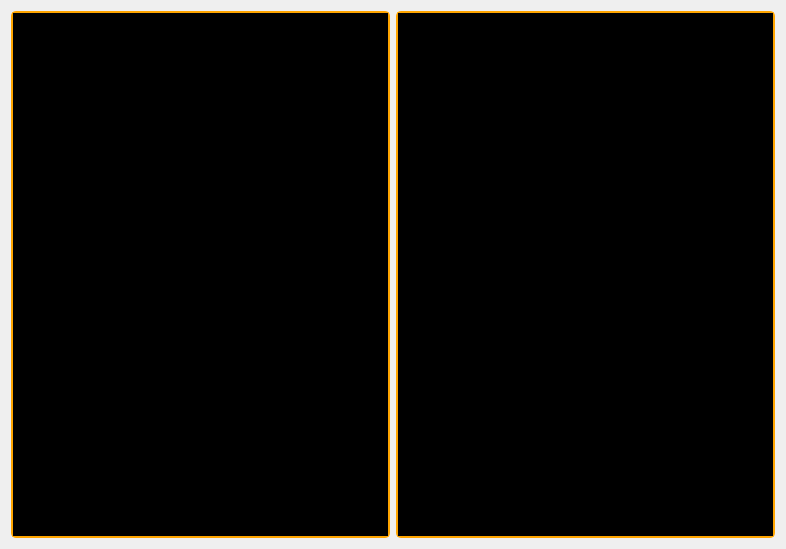
Qt form client/ui/editor.ui (Nicoezg/Duck-Game-Remake) before a commit.
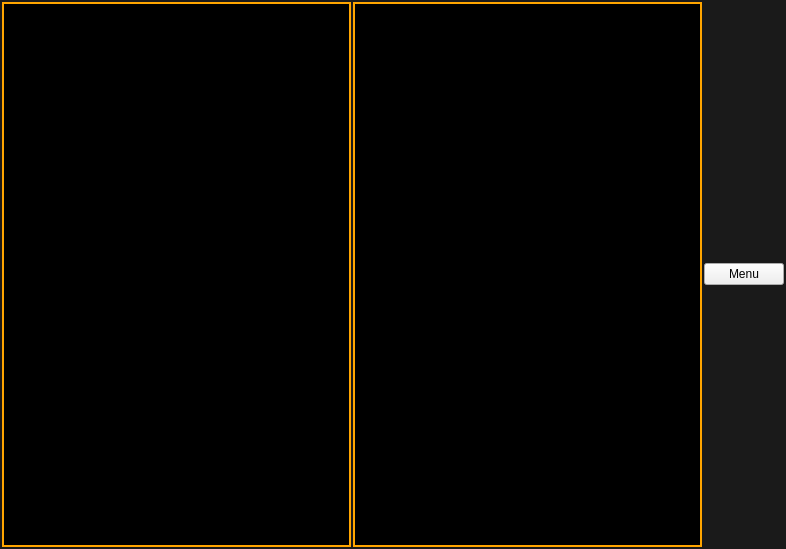
The same form after that commit.

Commit message: Feature: inicio del editor. Hay grilla de tiles y grilla con fondo y espacios para poner los tiles

What changed in the file:
```diff
--- a/client/ui/editor.ui
+++ b/client/ui/editor.ui
@@ -14,60 +14,51 @@
    <string>Form</string>
   </property>
   <property name="styleSheet">
-   <string notr="true">#Editor QLabel {
-    border: 2px solid #FFA500; /* Color del borde */
-    border-radius: 5px;
-    padding: 5px;
-    background-color: rgba(255, 255, 255, 0.1); /* Fondo translúcido */
-    qproperty-alignment: 'AlignCenter'; /* Centra la imagen */
-}
-
-#Editor QLabel[scaledContents=&quot;true&quot;] {
-    qproperty-scaledContents: true;
-}
-
-#Editor QLabel:hover {
-    border: 2px solid #FFD700; /* Cambia el color del borde al pasar el mouse */
-}
-#Editor QScrollArea {
-    border: 2px solid #FFA500;
-    border-radius: 5px;
-    background-color: #000000;
-}
-
-#Editor QScrollArea QWidget {  /* Para el widget contenedor */
-    background-color: #000000;
+   <string notr="true">#Editor {
+background-color: #1a1a1a;
 }
 
 #Editor QLabel {
-    border: 2px solid #FFA500;
-    border-radius: 5px;
-    padding: 2px;  /* Reducido de 5px a 2px para que estén más juntos */
-    background-color: rgba(255, 255, 255, 0.1);
-    qproperty-alignment: 'AlignCenter';
-    min-width: 80px;  /* Aumentado de 64px */
-    min-height: 80px; /* Aumentado de 64px */
+border: 1px solid #FFA500;
+padding: 0px;
+background-color: #000000;
+qproperty-alignment: 'AlignCenter';
+min-width: 16px;
+min-height: 16px;
+margin: 0px;
 }
 
 #Editor QLabel[scaledContents=&quot;true&quot;] {
-    qproperty-scaledContents: true;
+qproperty-scaledContents: true;
 }
 
 #Editor QLabel:hover {
-    border: 2px solid #FFD700;
+border: 1px solid #FFD700;
+background-color: rgba(255, 165, 0, 0.1);
+}
+
+#Editor QScrollArea {
+border: 2px solid #FFA500;
+background-color: #000000;
+margin: 0px;
+padding: 0px;
+}
+
+#Editor QScrollArea QWidget {
+background-color: #000000;
 }
 
 #Editor QScrollArea QScrollBar:vertical {
-    width: 12px;
-    background: #1a1a1a;  /* Gris muy oscuro */
-    border: none;
-    margin: 0px;
+width: 12px;
+background: #1a1a1a;
+border: none;
+margin: 0px;
 }
 
 #Editor QScrollArea QScrollBar::handle:vertical {
-    background: #FFA500;
-    border-radius: 6px;
-    min-height: 20px;
+background: #FFA500;
+border-radius: 6px;
+min-height: 20px;
 }
 
 #Editor QScrollArea QScrollBar::handle:vertical:hover {
@@ -76,29 +67,56 @@
 
 #Editor QScrollArea QScrollBar::add-line:vertical,
 #Editor QScrollArea QScrollBar::sub-line:vertical {
-    height: 0px;
+height: 0px;
 }
 
 #Editor QScrollArea QScrollBar:horizontal {
-    height: 12px;
-    background: #1a1a1a;
-    border: none;
-    margin: 0px;
+height: 12px;
+background: #1a1a1a;
+border: none;
+margin: 0px;
 }
 
 #Editor QScrollArea QScrollBar::handle:horizontal {
-    background: #FFA500;
-    border-radius: 6px;
-    min-width: 20px;
+background: #FFA500;
+border-radius: 6px;
+min-width: 20px;
 }
 
 #Editor QScrollArea QScrollBar::handle:horizontal:hover {
-    background: #FFD700;
+background: #FFD700;
+}
+
+#Editor QGridLayout {
+margin: 0px;
+padding: 0px;
+spacing: 0px;
 }</string>
   </property>
   <layout class="QHBoxLayout" name="horizontalLayout">
+   <property name="spacing">
+    <number>2</number>
+   </property>
+   <property name="leftMargin">
+    <number>2</number>
+   </property>
+   <property name="topMargin">
+    <number>2</number>
+   </property>
+   <property name="rightMargin">
+    <number>2</number>
+   </property>
+   <property name="bottomMargin">
+    <number>2</number>
+   </property>
    <item>
     <widget class="QScrollArea" name="scrollArea">
+     <property name="verticalScrollBarPolicy">
+      <enum>Qt::ScrollBarPolicy::ScrollBarAsNeeded</enum>
+     </property>
+     <property name="horizontalScrollBarPolicy">
+      <enum>Qt::ScrollBarPolicy::ScrollBarAsNeeded</enum>
+     </property>
      <property name="widgetResizable">
       <bool>true</bool>
      </property>
@@ -107,11 +125,29 @@
        <rect>
         <x>0</x>
         <y>0</y>
-        <width>377</width>
-        <height>527</height>
+        <width>344</width>
+        <height>541</height>
        </rect>
       </property>
+      <property name="styleSheet">
+       <string notr="true"/>
+      </property>
       <layout class="QVBoxLayout" name="verticalLayout_2">
+       <property name="spacing">
+        <number>0</number>
+       </property>
+       <property name="leftMargin">
+        <number>0</number>
+       </property>
+       <property name="topMargin">
+        <number>0</number>
+       </property>
+       <property name="rightMargin">
+        <number>0</number>
+       </property>
+       <property name="bottomMargin">
+        <number>0</number>
+       </property>
        <item>
         <layout class="QGridLayout" name="tilesLayout"/>
        </item>
@@ -121,6 +157,15 @@
    </item>
    <item>
     <widget class="QScrollArea" name="scrollArea_2">
+     <property name="styleSheet">
+      <string notr="true"/>
+     </property>
+     <property name="verticalScrollBarPolicy">
+      <enum>Qt::ScrollBarPolicy::ScrollBarAsNeeded</enum>
+     </property>
+     <property name="horizontalScrollBarPolicy">
+      <enum>Qt::ScrollBarPolicy::ScrollBarAsNeeded</enum>
+     </property>
      <property name="widgetResizable">
       <bool>true</bool>
      </property>
@@ -129,13 +174,51 @@
        <rect>
         <x>0</x>
         <y>0</y>
-        <width>377</width>
-        <height>527</height>
+        <width>344</width>
+        <height>541</height>
        </rect>
       </property>
+      <property name="styleSheet">
+       <string notr="true"/>
+      </property>
+      <layout class="QVBoxLayout" name="verticalLayout">
+       <property name="spacing">
+        <number>0</number>
+       </property>
+       <property name="leftMargin">
+        <number>0</number>
+       </property>
+       <property name="topMargin">
+        <number>0</number>
+       </property>
+       <property name="rightMargin">
+        <number>0</number>
+       </property>
+       <property name="bottomMargin">
+        <number>0</number>
+       </property>
+       <item>
+        <layout class="QGridLayout" name="mapLayout">
+         <property name="spacing">
+          <number>0</number>
+         </property>
+        </layout>
+       </item>
+      </layout>
      </widget>
     </widget>
    </item>
+   <item>
+    <layout class="QVBoxLayout" name="verticalLayout_3">
+     <item>
+      <widget class="QPushButton" name="Menu">
+       <property name="text">
+        <string>Menu</string>
+       </property>
+      </widget>
+     </item>
+    </layout>
+   </item>
   </layout>
  </widget>
  <resources/>
```
Left out of the diff: 12 changed lines with no effect on the pictures. The commit also changes 8 other files.
